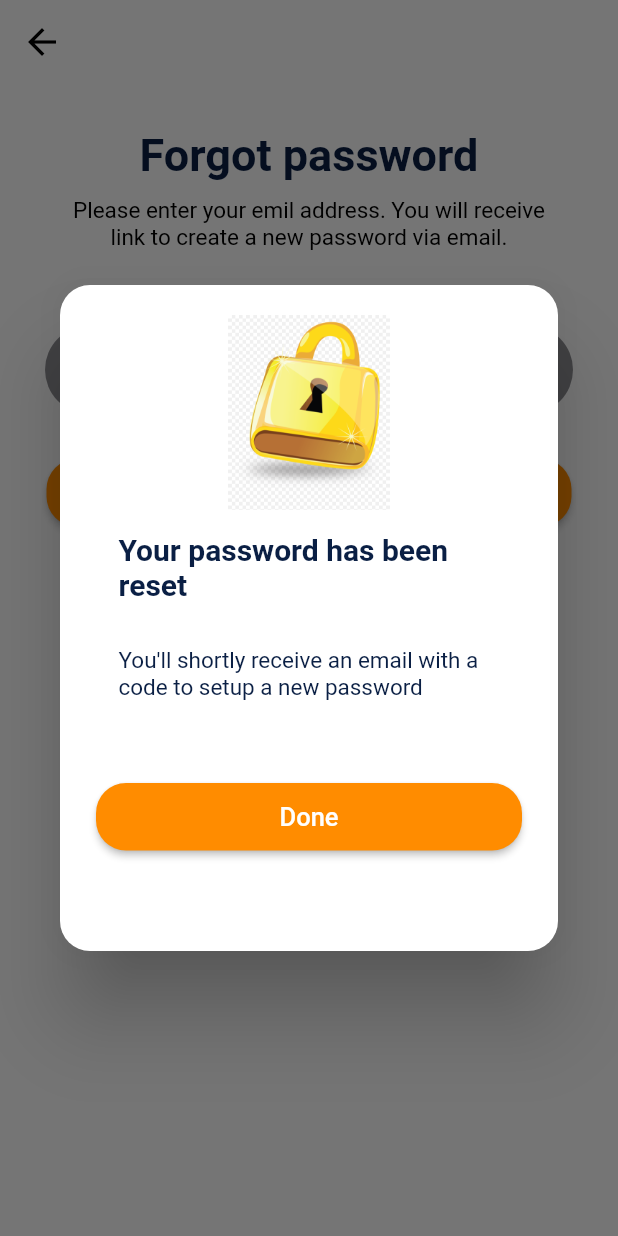
After one commit to luisalfredonm/DeliveryFood, a Flutter app: the ForgotPassword screen opened by its route, after a tap on "Send", on a phone screen of 412 x 824 dp. The commit adds this screen. Run offline on Flutter 3.47's test engine with Material 2 defaults, Android fonts, the phone set to English and light mode, and no system bars; network calls fail.

Commit message:
Forgot page UI Ready

```diff
--- /dev/null
+++ b/lib/src/pages/forgot_password.dart
@@ -0,0 +1,179 @@
+import 'package:deliveryfood/src/widgets/back_button.dart';
+import 'package:flutter/material.dart';
+
+class ForgotPassword extends StatelessWidget {
+  const ForgotPassword({Key key}) : super(key: key);
+
+  @override
+  Widget build(BuildContext context) {
+    return Scaffold(
+      appBar: AppBar(
+        backgroundColor: Colors.white,
+        elevation: 0.0,
+        leading: Builder(
+          builder: (BuildContext context) {
+            return backButton(context, Colors.black);
+          },
+        ),
+      ),
+      body: Center(
+        child: Container(
+          padding: EdgeInsets.all(30.0),
+          child: Column(
+            children: [
+              Text(
+                'Forgot password',
+                style: TextStyle(
+                  color: Theme.of(context).primaryColor,
+                  fontWeight: FontWeight.bold,
+                  fontSize: 30.0,
+                ),
+              ),
+              Container(
+                padding: EdgeInsets.all(10.0),
+                child: Text(
+                  'Please enter your emil address. You will receive  link to create a new password via email.',
+                  textAlign: TextAlign.center,
+                  style: TextStyle(
+                    color: Colors.black,
+                    fontWeight: FontWeight.w400,
+                    fontSize: 15.0,
+                  ),
+                ),
+              ),
+              _emailInput(),
+              _buttonLogin(context),
+            ],
+          ),
+        ),
+      ),
+    );
+  }
+}
+
+Widget _emailInput() {
+  return Container(
+    margin: EdgeInsets.only(top: 40.0),
+    padding: EdgeInsets.only(left: 20.0),
+    decoration: BoxDecoration(
+      color: Color.fromRGBO(142, 142, 147, 1.2),
+      borderRadius: BorderRadius.circular(30.0),
+    ),
+    child: TextField(
+      keyboardType: TextInputType.emailAddress,
+      decoration: InputDecoration(
+        hintText: 'Your Email',
+        border: OutlineInputBorder(
+          borderSide: BorderSide.none,
+        ),
+      ),
+    ),
+  );
+}
+
+Widget _buttonLogin(BuildContext context) {
+  return Container(
+    margin: EdgeInsets.only(top: 30.0),
+    width: 350.0,
+    height: 45.0,
+    child: RaisedButton(
+      onPressed: () {
+        _showAlert(context);
+        // Navigator.pushNamed(context, 'login');
+      },
+      shape: RoundedRectangleBorder(
+        borderRadius: BorderRadius.circular(20.0),
+      ),
+      color: Theme.of(context).accentColor,
+      child: Row(
+        mainAxisAlignment: MainAxisAlignment.center,
+        children: [
+          Text(
+            'Send',
+            style: TextStyle(
+              color: Colors.white,
+              fontSize: 17.0,
+            ),
+          ),
+        ],
+      ),
+    ),
+  );
+}
+
+void _showAlert(BuildContext context) {
+  showDialog(
+      context: context,
+      barrierDismissible: true,
+      builder: (BuildContext context) {
+        return AlertDialog(
+          shape: RoundedRectangleBorder(
+            borderRadius: BorderRadius.all(
+              Radius.circular(20.0),
+            ),
+          ),
+          content: Container(
+            height: 400.0,
+            child: Column(
+              children: [
+                Image(
+                  image: AssetImage('assets/lock.png'),
+                  width: 130.0,
+                  height: 130.0,
+                ),
+                Container(
+                  margin: EdgeInsets.all(15.0),
+                  child: Text(
+                    'Your password has been reset',
+                    style: TextStyle(
+                        color: Theme.of(context).primaryColor,
+                        fontWeight: FontWeight.bold,
+                        fontSize: 20.0),
+                  ),
+                ),
+                Container(
+                  margin: EdgeInsets.all(15.0),
+                  child: Text(
+                    "You'll shortly receive an email with a code to setup a new password",
+                    style: TextStyle(
+                        color: Theme.of(context).primaryColor,
+                        fontWeight: FontWeight.w400,
+                        fontSize: 15.0),
+                  ),
+                ),
+                _doneButton(context)
+              ],
+            ),
+          ),
+        );
+      });
+}
+
+Widget _doneButton(BuildContext context) {
+  return Container(
+    margin: EdgeInsets.only(top: 40.0),
+    width: 370.0,
+    height: 45.0,
+    child: RaisedButton(
+      onPressed: () {
+        // Navigator.pushNamed(context, 'login');
+      },
+      shape: RoundedRectangleBorder(
+        borderRadius: BorderRadius.circular(20.0),
+      ),
+      color: Theme.of(context).accentColor,
+      child: Row(
+        mainAxisAlignment: MainAxisAlignment.center,
+        children: [
+          Text(
+            'Done',
+            style: TextStyle(
+              color: Colors.white,
+              fontSize: 17.0,
+            ),
+          ),
+        ],
+      ),
+    ),
+  );
+}
--- a/lib/src/pages/login_page.dart
+++ b/lib/src/pages/login_page.dart
@@ -58,7 +58,7 @@ class LoginPage extends StatelessWidget {
                     _emailInput(),
                     _passwordInput(),
                     _buttonLogin(context),
-                    _forgotPassword(),
+                    _forgotPassword(context),
                     _signIn(context)
                   ],
                 ),
@@ -141,15 +141,20 @@ Widget _buttonLogin(BuildContext context) {
   );
 }
 
-Widget _forgotPassword() {
+Widget _forgotPassword(BuildContext context) {
   return Container(
     margin: EdgeInsets.only(top: 30.0),
+    child: GestureDetector(
+      onTap: () {
+        Navigator.pushNamed(context, 'forgotpassword');
+      },
       child: Text(
         'Forgot you password',
         style: TextStyle(
           color: Colors.black,
           fontWeight: FontWeight.w400,
           fontSize: 17.0,
+        ),
       ),
     ),
   );
--- a/lib/src/routes/routes.dart
+++ b/lib/src/routes/routes.dart
@@ -1,3 +1,4 @@
+import 'package:deliveryfood/src/pages/forgot_password.dart';
 import 'package:deliveryfood/src/pages/login_page.dart';
 import 'package:deliveryfood/src/pages/welcome_page.dart';
 import 'package:flutter/widgets.dart';
@@ -5,4 +6,5 @@ import 'package:flutter/widgets.dart';
 final routes = <String, WidgetBuilder>{
   'welcome': (BuildContext context) => WelcomePage(),
   'login': (BuildContext context) => LoginPage(),
+  'forgotpassword': (BuildContext context) => ForgotPassword(),
 };
--- a/pubspec.yaml
+++ b/pubspec.yaml
@@ -46,8 +46,8 @@ flutter:
   uses-material-design: true
 
   # To add assets to your application, add an assets section, like this:
-  # assets:
-  #   - images/a_dot_burr.jpeg
+  assets:
+    - assets/
   #   - images/a_dot_ham.jpeg
 
   # An image asset can refer to one or more resolution-specific "variants", see
```
Also changed, not shown: assets/lock.png (added). Lines whose indentation alone changed are shown as unchanged.
